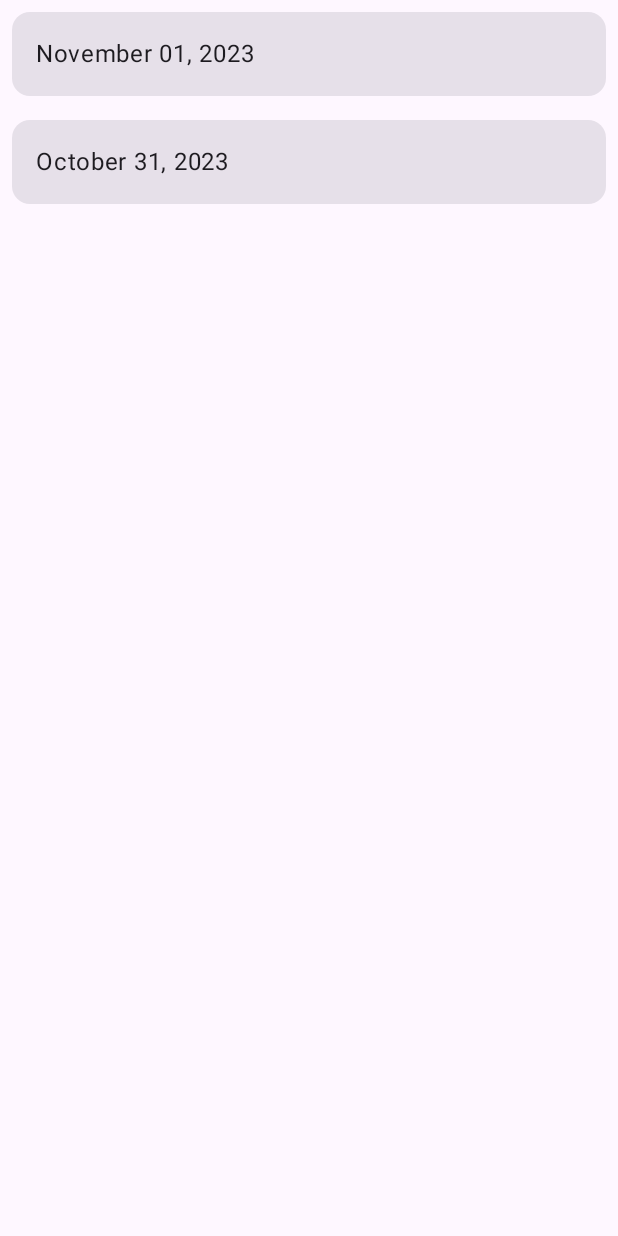
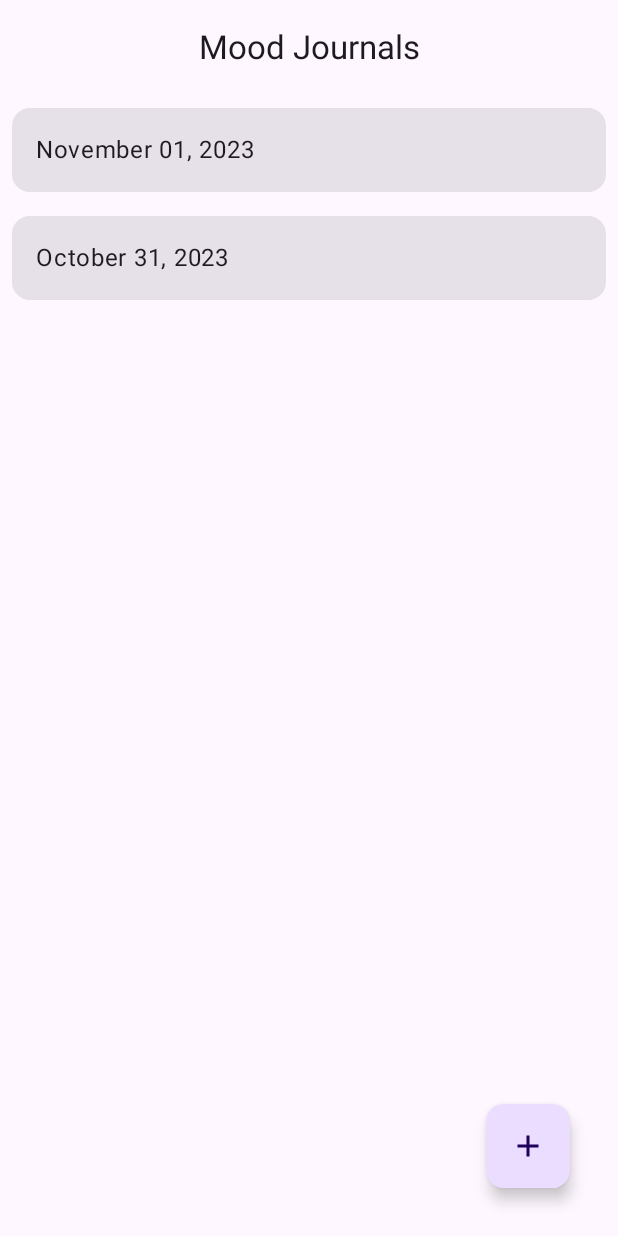
Before and after one commit to drakobian/moodjournal, an Android app built with Jetpack Compose: the screen it shows after launch (MainActivity), on a phone screen of 412 x 824 dp. Run offline under Robolectric (Android 15) with nearby library versions, the phone set to English and light mode, and no system bars.

Commit message:
add top app bar and fab

```diff
--- a/app/src/main/java/com/example/moodjournal/MoodJournalApp.kt
+++ b/app/src/main/java/com/example/moodjournal/MoodJournalApp.kt
@@ -2,7 +2,16 @@ package com.example.moodjournal
 
 import android.os.Build
 import androidx.annotation.RequiresApi
+import androidx.compose.material.icons.Icons
+import androidx.compose.material.icons.filled.ArrowBack
+import androidx.compose.material3.CenterAlignedTopAppBar
+import androidx.compose.material3.ExperimentalMaterial3Api
+import androidx.compose.material3.Icon
+import androidx.compose.material3.IconButton
+import androidx.compose.material3.Text
+import androidx.compose.material3.TopAppBarScrollBehavior
 import androidx.compose.runtime.Composable
+import androidx.compose.ui.Modifier
 import androidx.navigation.NavHostController
 import androidx.navigation.compose.rememberNavController
 import com.example.moodjournal.ui.navigation.MoodJournalNavHost
@@ -12,3 +21,29 @@ import com.example.moodjournal.ui.navigation.MoodJournalNavHost
 fun MoodJournalApp(navController: NavHostController = rememberNavController()) {
     MoodJournalNavHost(navController = navController)
 }
+
+@Composable
+@OptIn(ExperimentalMaterial3Api::class)
+fun MoodJournalTopAppBar(
+    title: String,
+    canNavigateBack: Boolean,
+    modifier: Modifier = Modifier,
+    scrollBehavior: TopAppBarScrollBehavior? = null,
+    navigateUp: () -> Unit = {}
+) {
+    CenterAlignedTopAppBar(
+        title = { Text(title) },
+        modifier = modifier,
+        scrollBehavior = scrollBehavior,
+        navigationIcon = {
+            if (canNavigateBack) {
+                IconButton(onClick = navigateUp) {
+                    Icon(
+                        imageVector = Icons.Filled.ArrowBack,
+                        contentDescription = "Go Back"
+                    )
+                }
+            }
+        }
+    )
+}
--- a/app/src/main/java/com/example/moodjournal/ui/home/HomeScreen.kt
+++ b/app/src/main/java/com/example/moodjournal/ui/home/HomeScreen.kt
@@ -8,8 +8,12 @@ import androidx.compose.foundation.layout.fillMaxWidth
 import androidx.compose.foundation.layout.padding
 import androidx.compose.foundation.lazy.LazyColumn
 import androidx.compose.foundation.lazy.items
+import androidx.compose.material.icons.Icons
+import androidx.compose.material.icons.filled.Add
 import androidx.compose.material3.Card
 import androidx.compose.material3.ExperimentalMaterial3Api
+import androidx.compose.material3.FloatingActionButton
+import androidx.compose.material3.Icon
 import androidx.compose.material3.MaterialTheme
 import androidx.compose.material3.Scaffold
 import androidx.compose.material3.Text
@@ -21,6 +25,7 @@ import androidx.compose.ui.input.nestedscroll.nestedScroll
 import androidx.compose.ui.text.style.TextAlign
 import androidx.compose.ui.tooling.preview.Preview
 import androidx.compose.ui.unit.dp
+import com.example.moodjournal.MoodJournalTopAppBar
 import com.example.moodjournal.data.DataSource
 import com.example.moodjournal.model.Journal
 import com.example.moodjournal.ui.navigation.NavigationDestination
@@ -43,7 +48,26 @@ fun HomeScreen(
     val scrollBehavior = TopAppBarDefaults.enterAlwaysScrollBehavior()
 
     Scaffold(
-        modifier = modifier.nestedScroll(scrollBehavior.nestedScrollConnection)
+        modifier = modifier.nestedScroll(scrollBehavior.nestedScrollConnection),
+        topBar = {
+            MoodJournalTopAppBar(
+                title = "Mood Journals",
+                canNavigateBack = false,
+                scrollBehavior = scrollBehavior
+            )
+        },
+        floatingActionButton = {
+            FloatingActionButton(
+                onClick = navigateToJournalEntry,
+                shape = MaterialTheme.shapes.medium,
+                modifier = Modifier.padding(16.dp)
+            ) {
+                Icon(
+                    imageVector = Icons.Default.Add,
+                    contentDescription = "Add new journal"
+                )
+            }
+        }
     ) { innerPadding ->
         HomeBody(
             journalList = DataSource.journals,
```
